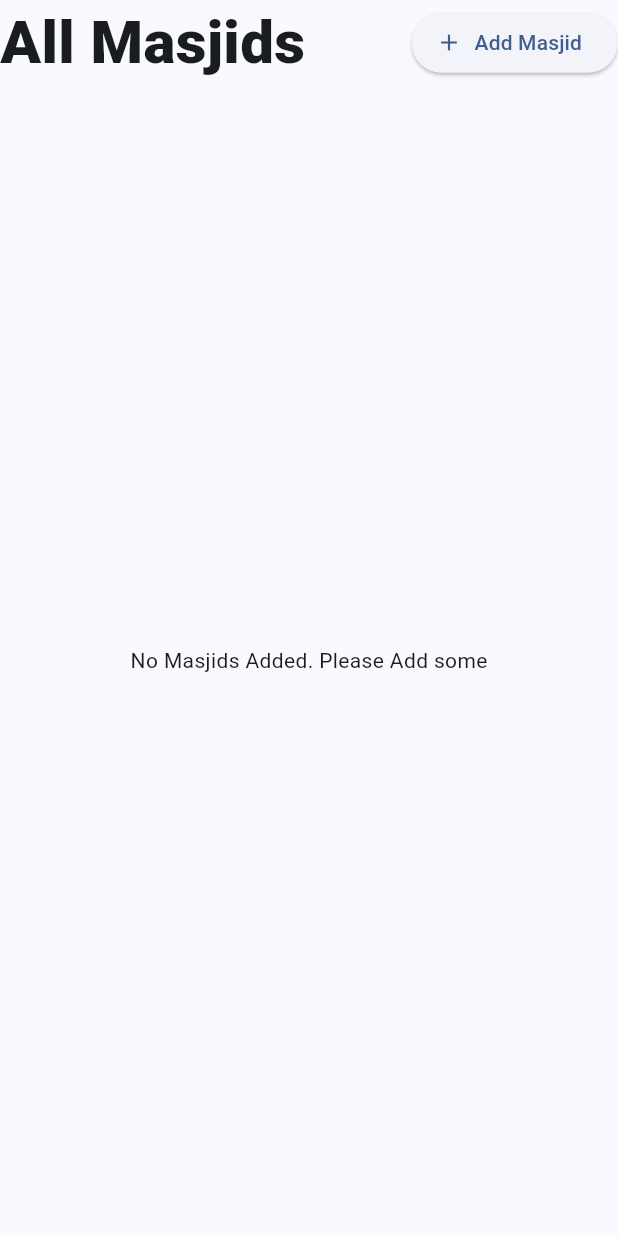
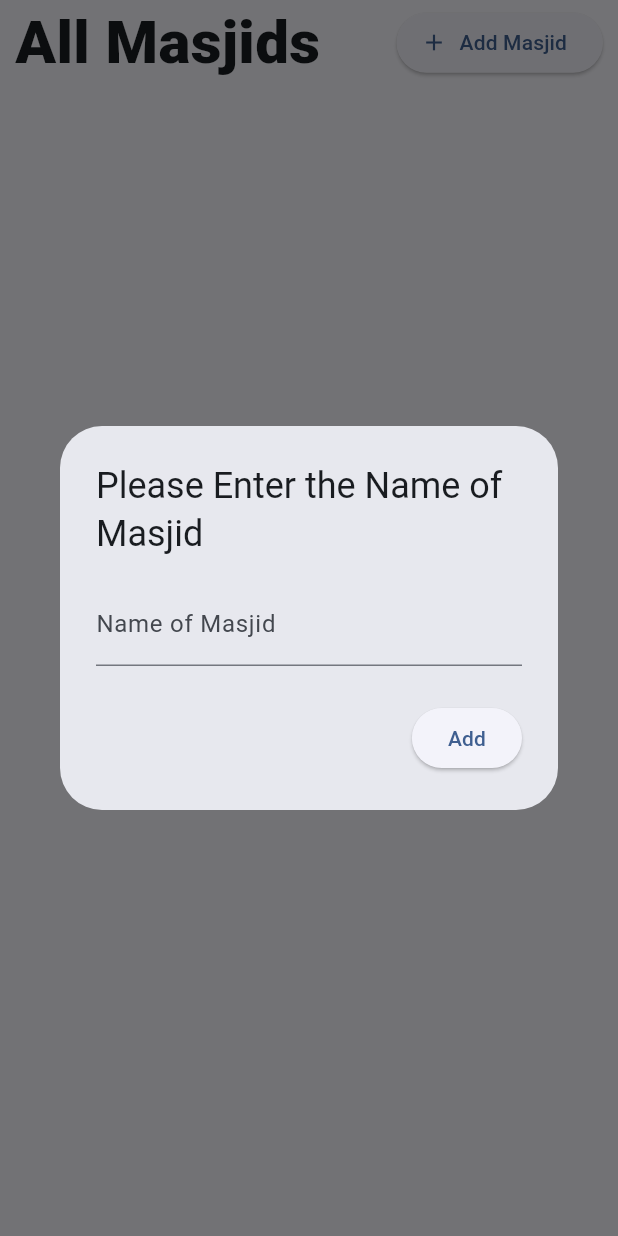
Before and after one commit to yaseeen96/shaheen_namaz, a Flutter app: the MasjidWidget widget shown alone on an empty page, opened directly, after a tap on "Add Masjid", on a phone screen of 412 x 824 dp. Run offline on Flutter 3.47's test engine with Material 3 defaults, Android fonts, the light colour scheme and no system bars; our stand-ins replace cloud_firestore, dio, firebase_auth, firebase_core, flutter_dotenv, flutter_riverpod and 3 more; missing offline and left inert: firebase_ui_auth; accounts and stored records are empty; network calls fail.

Commit message:
add "add masjid functionality"

```diff
--- a/lib/admin/widgets/masjid_widget.dart
+++ b/lib/admin/widgets/masjid_widget.dart
@@ -1,29 +1,92 @@
 import 'package:cloud_firestore/cloud_firestore.dart';
 import 'package:flutter/material.dart';
 import 'package:flutter_riverpod/flutter_riverpod.dart';
+import 'package:go_router/go_router.dart';
 import 'package:shaheen_namaz/admin/providers/get_masjids_provider.dart';
 
-class MasjidWidget extends ConsumerWidget {
+class MasjidWidget extends ConsumerStatefulWidget {
   const MasjidWidget({super.key});
 
   @override
-  Widget build(BuildContext context, WidgetRef ref) {
+  ConsumerState<MasjidWidget> createState() => _MasjidWidgetState();
+}
+
+class _MasjidWidgetState extends ConsumerState<MasjidWidget> {
+  final masjidNameController = TextEditingController();
+
+  void addMasjid(String name) {
+    if (name.trim().length < 2 || name.length < 3 || name.isEmpty) {
+      return;
+    } else {
+      FirebaseFirestore.instance.collection("Masjid").add({
+        "name": name,
+      });
+      masjidNameController.clear();
+      context.pop();
+    }
+  }
+
+  Future<void> showPopup() async {
+    return showDialog(
+        context: context,
+        builder: (ctx) {
+          return AlertDialog(
+            title: const Text('Please Enter the Name of Masjid'),
+            content: SingleChildScrollView(
+              child: ListBody(
+                children: <Widget>[
+                  TextField(
+                    controller: masjidNameController,
+                    decoration: const InputDecoration(
+                      label: Text("Name of Masjid"),
+                    ),
+                    onSubmitted: (value) {
+                      addMasjid(value);
+                    },
+                  ),
+                ],
+              ),
+            ),
+            actions: [
+              ElevatedButton(
+                  onPressed: () {
+                    addMasjid(masjidNameController.text);
+                  },
+                  child: const Text("Add"))
+            ],
+          );
+        });
+  }
+
+  @override
+  void dispose() {
+    masjidNameController.dispose();
+    super.dispose();
+  }
+
+  @override
+  Widget build(BuildContext context) {
     final masjids = ref.watch(getMasjidProvider);
     return masjids.when(
       data: (data) {
         final masjidList = data.docs;
         if (masjidList.isEmpty) {
-          return Column(
+          return Padding(
+            padding: const EdgeInsets.symmetric(horizontal: 10),
+            child: Column(
               children: [
                 Row(
                   mainAxisAlignment: MainAxisAlignment.spaceBetween,
                   children: [
                     const Text(
                       "All Masjids",
-                    style: TextStyle(fontSize: 40, fontWeight: FontWeight.w900),
+                      style:
+                          TextStyle(fontSize: 40, fontWeight: FontWeight.w900),
                     ),
                     ElevatedButton.icon(
-                    onPressed: () {},
+                      onPressed: () async {
+                        await showPopup();
+                      },
                       icon: const Icon(Icons.add),
                       label: const Text("Add Masjid"),
                     ),
@@ -33,6 +96,7 @@ class MasjidWidget extends ConsumerWidget {
                 Text("No Masjids Added. Please Add some"),
                 const Spacer(),
               ],
+            ),
           );
         }
         return ListView(
@@ -46,7 +110,7 @@ class MasjidWidget extends ConsumerWidget {
                   style: TextStyle(fontSize: 40, fontWeight: FontWeight.w900),
                 ),
                 ElevatedButton.icon(
-                  onPressed: () {},
+                  onPressed: showPopup,
                   icon: const Icon(Icons.add),
                   label: const Text("Add Masjid"),
                 ),
@@ -57,7 +121,7 @@ class MasjidWidget extends ConsumerWidget {
               itemCount: masjidList.length,
               itemBuilder: (ctx, index) {
                 return Container(
-                  margin: EdgeInsets.symmetric(vertical: 5),
+                  margin: const EdgeInsets.symmetric(vertical: 5),
                   child: ListTile(
                     title: Text(
                       masjidList[index].data()["name"],
```
Lines whose indentation alone changed are shown as unchanged.
